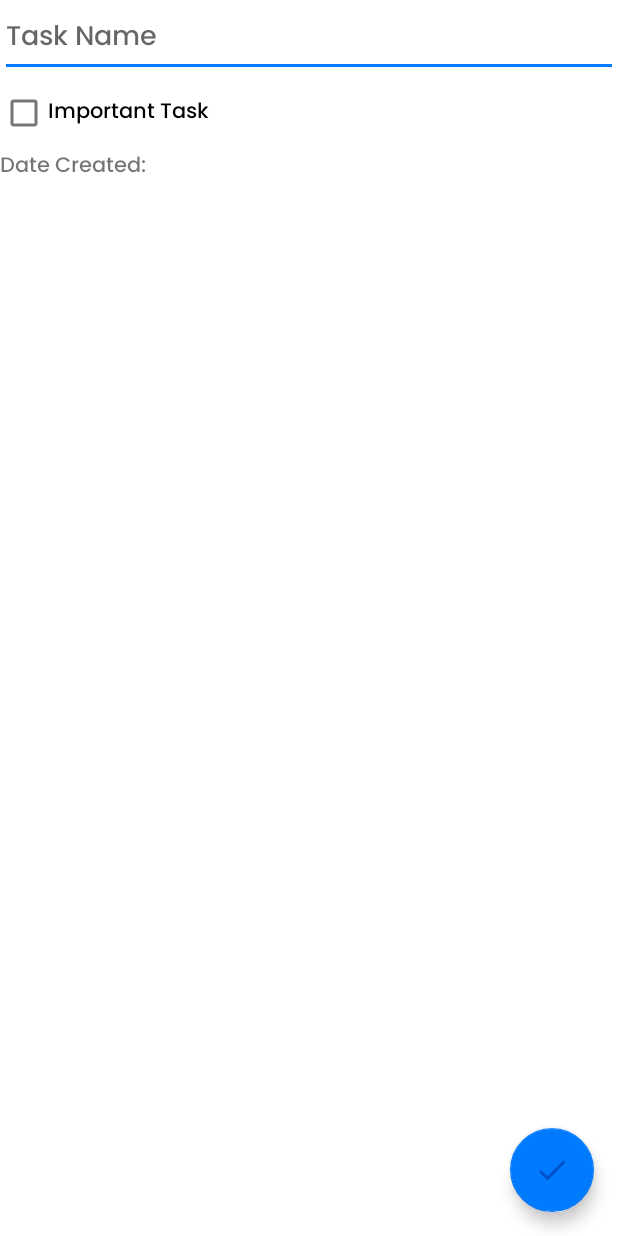
After one commit to iamspathan/Tasker---It-s-Done, an Android app: the layout fragment_add_edit_task.xml on its own in the app's theme, with its tools: preview values and no code run, on a phone screen of 412 x 824 dp. The commit adds this screen. Run offline under Robolectric (Android 15) with nearby library versions, the phone set to English and light mode, and no system bars.

Commit message:
fragment layout and room entitity added

```diff
--- /dev/null
+++ b/app/src/main/res/drawable/ic_baseline_check_24.xml
@@ -0,0 +1,10 @@
+<vector xmlns:android="http://schemas.android.com/apk/res/android"
+    android:width="24dp"
+    android:height="24dp"
+    android:viewportWidth="24"
+    android:viewportHeight="24"
+    android:tint="?attr/colorControlNormal">
+  <path
+      android:fillColor="@android:color/white"
+      android:pathData="M9,16.17L4.83,12l-1.42,1.41L9,19 21,7l-1.41,-1.41z"/>
+</vector>
--- /dev/null
+++ b/app/src/main/res/layout/fragment_add_edit_task.xml
@@ -0,0 +1,46 @@
+<?xml version="1.0" encoding="utf-8"?>
+<androidx.coordinatorlayout.widget.CoordinatorLayout xmlns:android="http://schemas.android.com/apk/res/android"
+    android:layout_width="match_parent"
+    android:layout_height="match_parent"
+    xmlns:tools="http://schemas.android.com/tools">
+
+
+    <LinearLayout
+        android:id="@+id/root_linear_layout_addEdit_fragment"
+        android:layout_width="match_parent"
+        android:layout_height="wrap_content"
+        android:orientation="vertical">
+
+        <EditText
+            android:layout_width="match_parent"
+            android:layout_height="wrap_content"
+            android:hint="@string/hint_task_name"
+            android:id="@+id/edit_text_task_name"
+            android:inputType="text" />
+
+        <CheckBox
+            android:id="@+id/check_box_important"
+            android:layout_width="match_parent"
+            android:layout_height="wrap_content"
+            android:text="@string/important_task" />
+
+        <TextView
+            android:id="@+id/text_view_date_created"
+            android:layout_width="wrap_content"
+            android:layout_height="wrap_content"
+            tools:text="Date Created: " />
+
+    </LinearLayout>
+
+
+    <com.google.android.material.floatingactionbutton.FloatingActionButton
+        android:id="@+id/fab_save_task"
+        android:layout_width="wrap_content"
+        android:layout_height="wrap_content"
+        android:layout_gravity="bottom|end"
+        android:layout_margin="@dimen/margin_normal"
+        android:src="@drawable/ic_baseline_check_24"
+        android:contentDescription="@string/save_the_task_cd" />
+
+
+</androidx.coordinatorlayout.widget.CoordinatorLayout>
--- /dev/null
+++ b/app/src/main/res/values/dimens.xml
@@ -0,0 +1,5 @@
+<?xml version="1.0" encoding="utf-8"?>
+<resources>
+    <dimen name="margin_normal">16dp</dimen>
+    <dimen name="paddingSmall">8dp</dimen>
+</resources>
--- a/app/src/main/res/values/strings.xml
+++ b/app/src/main/res/values/strings.xml
@@ -1,3 +1,7 @@
 <resources>
     <string name="app_name">Tasker</string>
+    <string name="press_to_add_task_cd">Press to Add Task</string>
+    <string name="hint_task_name">Task Name</string>
+    <string name="important_task">Important Task</string>
+    <string name="save_the_task_cd">Save The Task</string>
 </resources>
```
Also changed, not shown: app/src/main/java/dev/iamspathan/tasker/data/Task.kt (added, +20 -0 lines), app/src/main/res/drawable/ic_baseline_add_24.xml (added, +10 -0 lines), app/src/main/res/drawable/ic_baseline_priority_high_24.xml (added, +13 -0 lines), app/src/main/res/layout/fragment_task.xml (added, +21 -0 lines), app/src/main/res/layout/item_task.xml (added, +38 -0 lines).
